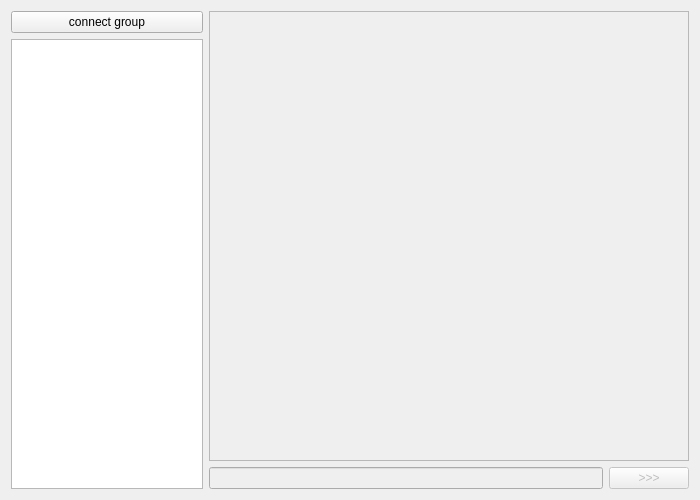
Above: Client/window.ui from IldarS2000/Messenger before the change. Below: the same form after it.
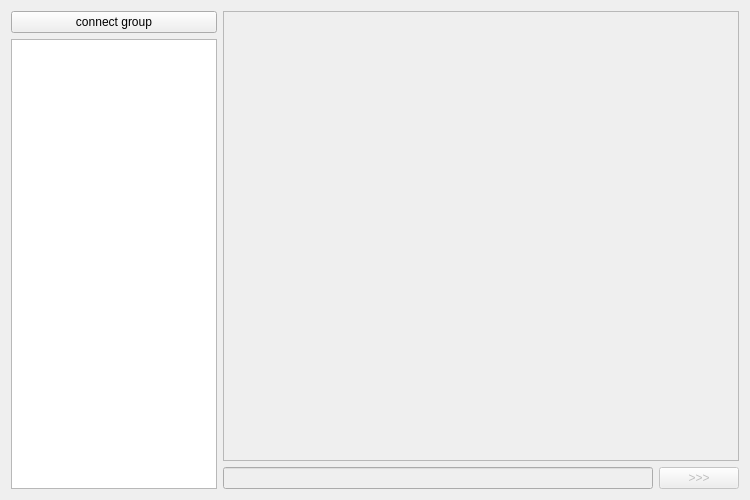
That is the form after the change.

Commit message: message no more than 50 symbols in row with alignment

Diff of the .ui file:
```diff
--- a/Client/window.ui
+++ b/Client/window.ui
@@ -6,7 +6,7 @@
    <rect>
     <x>0</x>
     <y>0</y>
-    <width>700</width>
+    <width>750</width>
     <height>500</height>
    </rect>
   </property>
```
The commit also changes 2 other files.
